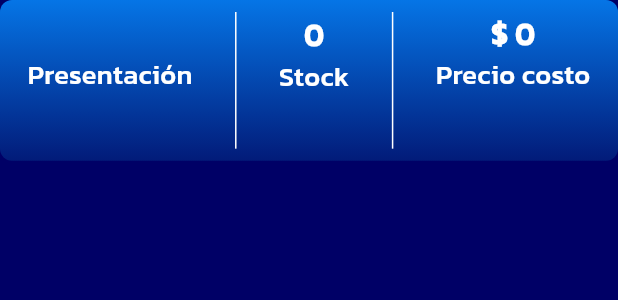
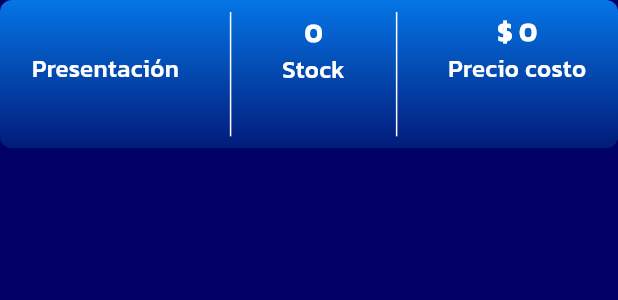
Before and after one commit to danper2213/app-p16, a Flutter app: the DetailBox widget shown alone on an empty page, opened directly with empty values, on a phone screen of 412 x 824 dp. Shown: the top 300 px of the screen. Run offline on Flutter 3.47's test engine with Material 3 defaults, Android fonts, the phone set to English and light mode, and no system bars; our stand-ins replace animated_text_kit, cached_network_image, cloud_firestore, dio, file_picker, firebase_auth and 11 more; accounts and stored records are empty; network calls fail; project files that could hold a hidden picture were left out.

```diff
--- a/lib/main.dart
+++ b/lib/main.dart
@@ -5,7 +5,7 @@ import 'package:flutter/material.dart';
 import 'package:flutter/services.dart';
 import 'package:get/get.dart';
 import 'package:flutter_native_splash/flutter_native_splash.dart';
-import 'package:flutter_localizations/flutter_localizations.dart';
+
 import 'controllers/home_binding.dart';
 
 void main() async {
@@ -31,10 +31,6 @@ class MyApp extends StatelessWidget {
       const SystemUiOverlayStyle(statusBarColor: ThemeCustom.primarySwatch),
     );
     return GetMaterialApp(
-      localizationsDelegates: const [GlobalMaterialLocalizations.delegate],
-      supportedLocales: const [
-        Locale('es'),
-      ],
       debugShowCheckedModeBanner: false,
       theme: ThemeCustom.blueTheme,
       initialBinding: BindingControllers(),
--- a/lib/screens/movements/add_movement.dart
+++ b/lib/screens/movements/add_movement.dart
@@ -65,7 +65,7 @@ class _AddMovementState extends State<AddMovement> {
                 Expanded(
                   child: ListTile(
                     leading: Radio(
-                      fillColor: MaterialStateColor.resolveWith(
+                      fillColor: WidgetStateColor.resolveWith(
                           (states) => const Color.fromRGBO(0, 150, 199, 1)),
                       groupValue: controller.selectedType,
                       value: controller.types[0],
@@ -83,7 +83,7 @@ class _AddMovementState extends State<AddMovement> {
                 Expanded(
                   child: ListTile(
                     leading: Radio(
-                      fillColor: MaterialStateColor.resolveWith(
+                      fillColor: WidgetStateColor.resolveWith(
                           (states) => const Color.fromRGBO(0, 150, 199, 1)),
                       groupValue: controller.selectedType,
                       value: controller.types[1],
--- a/lib/screens/product/detail_product.dart
+++ b/lib/screens/product/detail_product.dart
@@ -291,7 +291,7 @@ class DetailBox extends StatelessWidget {
   @override
   Widget build(BuildContext context) {
     return Container(
-        height: MediaQuery.of(context).size.height * 0.13,
+        height: MediaQuery.of(context).size.height * 0.12,
         decoration: ThemeCustom.buildGradiente(
             borderRadius: const BorderRadius.all(Radius.circular(8.0))),
         child: Padding(
@@ -305,7 +305,7 @@ class DetailBox extends StatelessWidget {
                     product.category,
                     style: GoogleFonts.kanit(
                       color: Colors.white,
-                      fontSize: 20,
+                      fontSize: 18,
                       fontWeight: FontWeight.bold,
                     ),
                   ),
@@ -313,7 +313,7 @@ class DetailBox extends StatelessWidget {
                     'Presentación',
                     style: GoogleFonts.kanit(
                         color: Colors.white,
-                        fontSize: 18,
+                        fontSize: 16,
                         fontWeight: FontWeight.w300),
                   )
                 ],
@@ -329,7 +329,7 @@ class DetailBox extends StatelessWidget {
                     style: GoogleFonts.kanit(
                       height: 0,
                       color: Colors.white,
-                      fontSize: 20,
+                      fontSize: 18,
                       fontWeight: FontWeight.bold,
                     ),
                   ),
@@ -337,7 +337,7 @@ class DetailBox extends StatelessWidget {
                     'Stock',
                     style: GoogleFonts.kanit(
                         color: Colors.white,
-                        fontSize: 18,
+                        fontSize: 16,
                         fontWeight: FontWeight.w300),
                   )
                 ],
@@ -352,7 +352,7 @@ class DetailBox extends StatelessWidget {
                     '\$ ${productController.convertToThousand(product.costPrice)}',
                     style: GoogleFonts.kanit(
                       color: Colors.white,
-                      fontSize: 20,
+                      fontSize: 18,
                       fontWeight: FontWeight.bold,
                     ),
                   ),
@@ -360,7 +360,7 @@ class DetailBox extends StatelessWidget {
                     'Precio costo',
                     style: GoogleFonts.kanit(
                         color: Colors.white,
-                        fontSize: 18,
+                        fontSize: 16,
                         fontWeight: FontWeight.w300),
                   )
                 ],
--- a/lib/screens/product/product_register.dart
+++ b/lib/screens/product/product_register.dart
@@ -45,7 +45,7 @@ class _ProductoHistoryState extends State<ProductoHistory> {
             DataCell(Text(m.createdBy)),
             DataCell(Text(m.createdDate)),
           ],
-          color: MaterialStateProperty.resolveWith((states) => i % 2 == 0
+          color: WidgetStateProperty.resolveWith((states) => i % 2 == 0
               ? ThemeCustom.primarySwatch.shade600
               : ThemeCustom.primarySwatch.shade800)));
     }
@@ -143,7 +143,7 @@ class _ProductoHistoryState extends State<ProductoHistory> {
                         return ElevatedButton.icon(
                             style: ButtonStyle(
                               minimumSize:
-                                  MaterialStateProperty.all(const Size(35, 35)),
+                                  WidgetStateProperty.all(const Size(35, 35)),
                             ),
                             onPressed: (movementsController
                                         .dateRegisterFinal.isEmpty &&
@@ -200,7 +200,7 @@ class _ProductoHistoryState extends State<ProductoHistory> {
                                           //horizontalMargin: 0,
                                           columnSpacing: 30.0,
                                           headingRowColor:
-                                              MaterialStateProperty.resolveWith(
+                                              WidgetStateProperty.resolveWith(
                                             (states) => ColorCustom.marineBlue,
                                           ),
                                           border: TableBorder.all(
--- a/lib/screens/product/products_list.dart
+++ b/lib/screens/product/products_list.dart
@@ -53,7 +53,7 @@ class _ProductListState extends State<ProductList> {
       ),
       Container(
         padding: const EdgeInsets.symmetric(horizontal: 20.0, vertical: 9.0),
-        height: MediaQuery.of(context).size.height * 0.10,
+        height: MediaQuery.of(context).size.height * 0.12,
         decoration: ThemeCustom.buildGradiente(
             borderRadius: const BorderRadius.all(Radius.circular(8.0))),
         child: Row(
--- a/lib/widgets/theme_custom.dart
+++ b/lib/widgets/theme_custom.dart
@@ -50,10 +50,10 @@ class ThemeCustom {
           )),
       elevatedButtonTheme: ElevatedButtonThemeData(
           style: ButtonStyle(
-        minimumSize: MaterialStateProperty.all(const Size(50, 80)),
-        textStyle: MaterialStateProperty.all(TextStyleCustom.kanitFont()),
-        backgroundColor: MaterialStateProperty.resolveWith((states) {
-          if (states.contains(MaterialState.pressed)) {
+        minimumSize: WidgetStateProperty.all(const Size(50, 80)),
+        textStyle: WidgetStateProperty.all(TextStyleCustom.kanitFont()),
+        backgroundColor: WidgetStateProperty.resolveWith((states) {
+          if (states.contains(WidgetState.pressed)) {
             return ColorCustom.marineBlue.withOpacity(0.5);
           }
           return ColorCustom.marineBlue;
```
Also changed, not shown: lib/controllers/product_controller.dart (+8 -1 lines), lib/screens/home.dart (+10 -5 lines), pubspec.yaml (+7 -8 lines), pubspec.lock, 5 other files.
